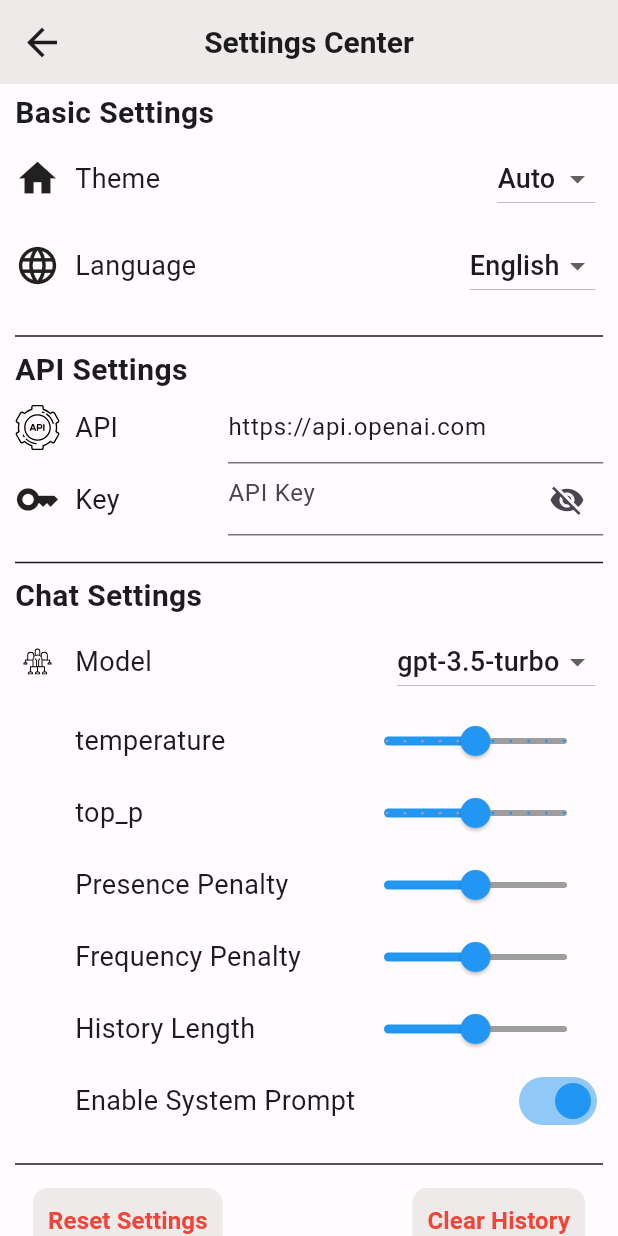
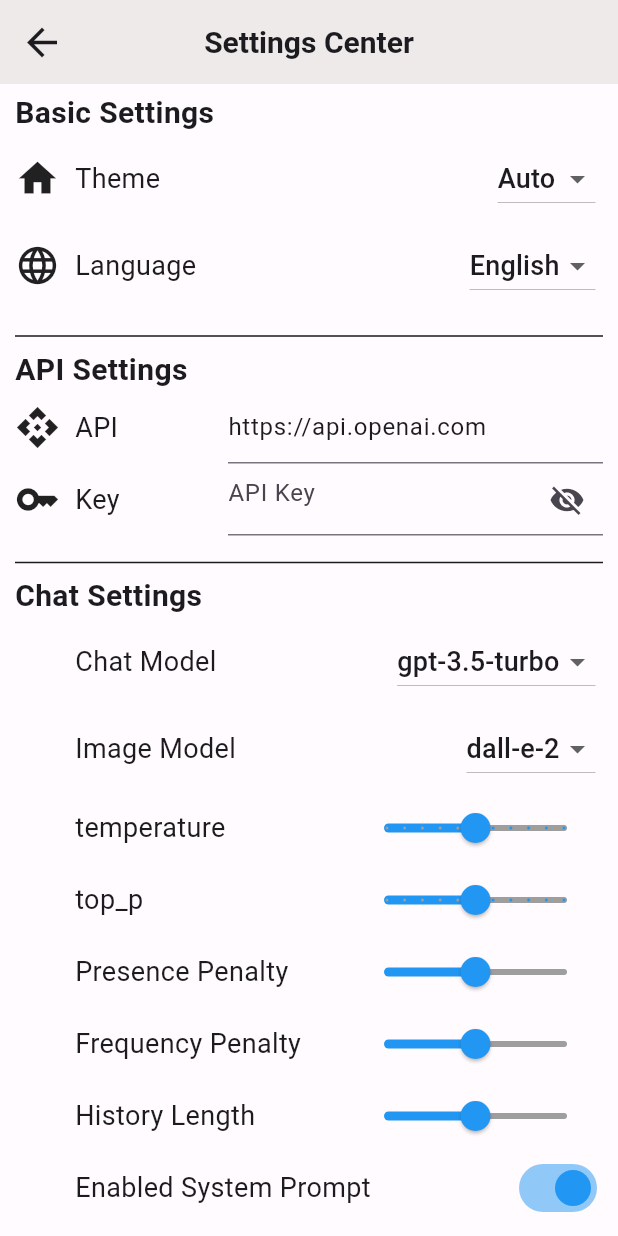
Before and after one commit to NingNing0111/ChatX, a Flutter app: the SettingPage screen opened by its route, on a phone screen of 412 x 824 dp. Run offline on Flutter 3.47's test engine with Material 3 defaults, Android fonts, the phone set to English and light mode, and no system bars; our stand-ins replace adaptive_theme, flutter_highlight, flutter_svg, get, hive, hive_flutter and 1 more; missing offline and left inert: dart:ffi, dart_openai, flutter_math_fork, markdown, markdown_widget; accounts and stored records are empty.

Commit message:
优化图片生成

```diff
--- a/lib/controller/setting.dart
+++ b/lib/controller/setting.dart
@@ -16,12 +16,13 @@ class SettingPageController  extends  GetxController {
   final key = "".obs;
   // 对话配置
   final chatModel = "gpt-3.5-turbo".obs;
-  final drawModel = "dall-e-2".obs;
+  final imageModel = "dall-e-2".obs;
   final temperature = 0.5.obs;
   final presencePenalty = 0.0.obs;
   final frequencyPenalty = 0.0.obs;
   final historyLength = 16.obs;
-  final disabledSystemPrompt = true.obs;
+  final enabledSystemPrompt = true.obs;
+  final enabledImageChat = false.obs;
   final topP = 0.5.obs;
 
   final db = SettingDatabase();
@@ -33,11 +34,13 @@ class SettingPageController  extends  GetxController {
     api.value = db.getApi()??api.value;
     key.value = db.getKey()??key.value;
     chatModel.value = db.getChatModel()??chatModel.value;
+    imageModel.value = db.getImageModel()??imageModel.value;
     temperature.value = db.getTemperature()??temperature.value;
     presencePenalty.value = db.getPresencePenalty()??presencePenalty.value;
     frequencyPenalty.value = db.getFrequencyPenalty()??frequencyPenalty.value;
     historyLength.value = db.getHistoryLength()??historyLength.value;
-    disabledSystemPrompt.value = db.getDisabledSystemPrompt()??disabledSystemPrompt.value;
+    enabledSystemPrompt.value = db.getDisabledSystemPrompt()??enabledSystemPrompt.value;
+    enabledImageChat.value = db.getEnabledImageChat()??enabledImageChat.value;
     topP.value = db.getTopP()??topP.value;
     setLanguage(language.value!);
     super.onInit();
@@ -54,7 +57,8 @@ class SettingPageController  extends  GetxController {
     presencePenalty.value = 0.0;
     frequencyPenalty.value = 0.0;
     historyLength.value = 16;
-    disabledSystemPrompt(true);
+    enabledSystemPrompt(true);
+    enabledImageChat(false);
     topP.value = 0.5;
     update();
   }
@@ -71,11 +75,13 @@ class SettingPageController  extends  GetxController {
     db.saveApi(api.value);
     db.saveKey(key.value);
     db.saveChatModel(chatModel.value);
+    db.saveImageModel(imageModel.value);
     db.saveTemperature(temperature.value);
     db.savePresencePenalty(presencePenalty.value);
     db.saveFrequencyPenalty(frequencyPenalty.value);
     db.saveHistoryLength(historyLength.value);
-    db.saveDisabledSystemPrompt(disabledSystemPrompt.value);
+    db.saveDisabledSystemPrompt(enabledSystemPrompt.value);
+    db.saveEnabledImageChat(enabledImageChat.value);
     db.saveTopP(topP.value);
     log("配置信息存储完成");
   }
--- a/lib/controller/sidebar.dart
+++ b/lib/controller/sidebar.dart
@@ -1,3 +1,5 @@
+import 'dart:developer';
+
 import 'package:chat_all/db/message_database.dart';
 import 'package:chat_all/model/message.dart';
 import 'package:get/get.dart';
@@ -77,11 +79,12 @@ class SidebarPageController extends GetxController {
 
   @override
   void onClose() {
-    db.saveHistory(histories);
+    saveAll();
     super.onClose();
   }
 
   void saveAll() {
+    log("聊天数据保存成功");
     db.saveHistory(histories);
   }
 
--- a/lib/i18n/record.dart
+++ b/lib/i18n/record.dart
@@ -15,13 +15,15 @@ class MessageRecord extends Translations {
       "basic_setting_language": "语言",
       "api_setting": "接口设置",
       "chat_setting": "对话设置",
-      "chat_setting_model": "模型",
+      "chat_setting_chat_model": "对话模型",
+      "chat_setting_image_model": "图片生成模型",
       "chat_setting_temperature": "随机性",
       "chat_setting_top_p": "核采样",
       "chat_setting_presence_penalty": "话题新鲜度",
       "chat_setting_frequency_penalty": "频率惩罚",
       "chat_setting_history_length": "携带的消息长度",
-      "chat_setting_disabled_system_prompt": "开启系统词注入",
+      "chat_setting_enabled_system_prompt": "开启系统词注入",
+      "chat_setting_enabled_image_chat": "开启图片绘制",
       "chat_other_reset_setting": "重置配置",
       "chat_other_clear_history": "清空对话",
       "chat_page_title": "聊天对话",
@@ -33,7 +35,6 @@ class MessageRecord extends Translations {
       "chat_page_home_tip_tour_content": "请给我一些关于拉萨旅行的计划",
       "chat_page_home_tip_social_title": "学习社交技巧",
       "chat_page_home_tip_social_content": "如何结交到真心朋友？",
-
       "default_history_chat_title": "开启新对话",
       "default_history_chat_overview": "新的聊天",
       "default_dialog_delete_title": "确定删除",
@@ -52,13 +53,15 @@ class MessageRecord extends Translations {
       "basic_setting_language": "Language",
       "api_setting": "API Settings",
       "chat_setting": "Chat Settings",
-      "chat_setting_model": "Model",
+      "chat_setting_chat_model": "Chat Model",
+      "chat_setting_image_model": "Image Model",
       "chat_setting_temperature": "temperature",
       "chat_setting_top_p": "top_p",
       "chat_setting_presence_penalty": "Presence Penalty",
       "chat_setting_frequency_penalty": "Frequency Penalty",
       "chat_setting_history_length": "History Length",
-      "chat_setting_disabled_system_prompt": "Enable System Prompt",
+      "chat_setting_enabled_system_prompt": "Enabled System Prompt",
+      "chat_setting_enabled_image_chat": "Enabled Image Chat",
       "chat_other_reset_setting": "Reset Settings",
       "chat_other_clear_history": "Clear History",
       "chat_page_title": "Chat Conversation",
--- a/lib/page/setting.dart
+++ b/lib/page/setting.dart
@@ -173,13 +173,9 @@ class _SettingPageState extends State<SettingPage> {
                   children: [
                     Row(
                       children: [
-                        SvgPicture.asset(
-                          AssetsManage.apiIcon,
-                          width: 30,
-                          height: 30,
-                          color: AdaptiveTheme.of(context).mode.isLight
-                              ? Colors.black
-                              : Colors.white,
+                        const Icon(
+                          Icons.api,
+                          size: 30,
                         ),
                         const SizedBox(
                           width: 10,
@@ -269,7 +265,7 @@ class _SettingPageState extends State<SettingPage> {
             const Divider(),
 
             ///
-            /// 对话设置：模型、随机性、核采样、话题新鲜度、频率惩罚、是否注入系统提示词、附带的历史消息总数
+            /// 对话设置：对话模型、图片模型、随机性、核采样、话题新鲜度、频率惩罚、是否注入系统提示词、附带的历史消息总数
             Column(
               crossAxisAlignment: CrossAxisAlignment.start,
               children: [
@@ -282,19 +278,11 @@ class _SettingPageState extends State<SettingPage> {
                   children: [
                     Row(
                       children: [
-                        SvgPicture.asset(
-                          AssetsManage.modelIcon,
-                          width: 30,
-                          height: 30,
-                          color: AdaptiveTheme.of(context).mode.isLight
-                              ? Colors.black
-                              : Colors.white,
-                        ),
                         const SizedBox(
-                          width: 10,
+                          width: 40,
                         ),
                         Text(
-                          "chat_setting_model".tr,
+                          "chat_setting_chat_model".tr,
                           style: AdaptiveTheme.of(context)
                               .theme
                               .textTheme
@@ -314,6 +302,42 @@ class _SettingPageState extends State<SettingPage> {
                         ],
                         onChanged: (String? value) {
                           _settingController.chatModel.value = value!;
+                        })
+                  ],
+                ),
+                Row(
+                  mainAxisAlignment: MainAxisAlignment.spaceBetween,
+                  children: [
+                    Row(
+                      children: [
+                        const SizedBox(
+                          width: 40,
+                        ),
+                        Text(
+                          "chat_setting_image_model".tr,
+                          style: AdaptiveTheme.of(context)
+                              .theme
+                              .textTheme
+                              .titleMedium,
+                        )
+                      ],
+                    ),
+                    DropdownButton(
+                        padding: const EdgeInsets.all(5),
+                        borderRadius: BorderRadius.circular(10),
+                        value: "dall-e-2",
+                        items: const [
+                          DropdownMenuItem<String>(
+                            value: "dall-e-2",
+                            child: Text("dall-e-2"),
+                          ),
+                          DropdownMenuItem<String>(
+                            value: "dall-e-3",
+                            child: Text("dall-e-3"),
+                          )
+                        ],
+                        onChanged: (String? value) {
+                          _settingController.imageModel.value = value!;
                         })
                   ],
                 ),
@@ -520,7 +544,7 @@ class _SettingPageState extends State<SettingPage> {
                           width: 40,
                         ),
                         Text(
-                          "chat_setting_disabled_system_prompt".tr,
+                          "chat_setting_enabled_system_prompt".tr,
                           style: AdaptiveTheme.of(context)
                               .theme
                               .textTheme
@@ -531,10 +555,37 @@ class _SettingPageState extends State<SettingPage> {
                     Obx(() => Switch(
                         activeColor: Colors.blue,
                         inactiveThumbColor: Colors.grey,
-                        value: _settingController.disabledSystemPrompt.value,
+                        value: _settingController.enabledSystemPrompt.value,
                         onChanged: (value) {
-                          _settingController.disabledSystemPrompt.value =
-                              !_settingController.disabledSystemPrompt.value;
+                          _settingController.enabledSystemPrompt.value =
+                              !_settingController.enabledSystemPrompt.value;
+                        }))
+                  ],
+                ),
+                Row(
+                  mainAxisAlignment: MainAxisAlignment.spaceBetween,
+                  children: [
+                    Row(
+                      children: [
+                        const SizedBox(
+                          width: 40,
+                        ),
+                        Text(
+                          "chat_setting_enabled_image_chat".tr,
+                          style: AdaptiveTheme.of(context)
+                              .theme
+                              .textTheme
+                              .titleMedium,
+                        )
+                      ],
+                    ),
+                    Obx(() => Switch(
+                        activeColor: Colors.blue,
+                        inactiveThumbColor: Colors.grey,
+                        value: _settingController.enabledImageChat.value,
+                        onChanged: (value) {
+                          _settingController.enabledImageChat.value =
+                              !_settingController.enabledImageChat.value;
                         }))
                   ],
                 )
```
Also changed, not shown: lib/controller/chat.dart (+7 -1 lines), lib/db/message_database.dart (+4 -3 lines), lib/db/setting_database.dart (+15 -0 lines), lib/page/chat.dart (+15 -7 lines), lib/service/openai.dart (+63 -30 lines).
